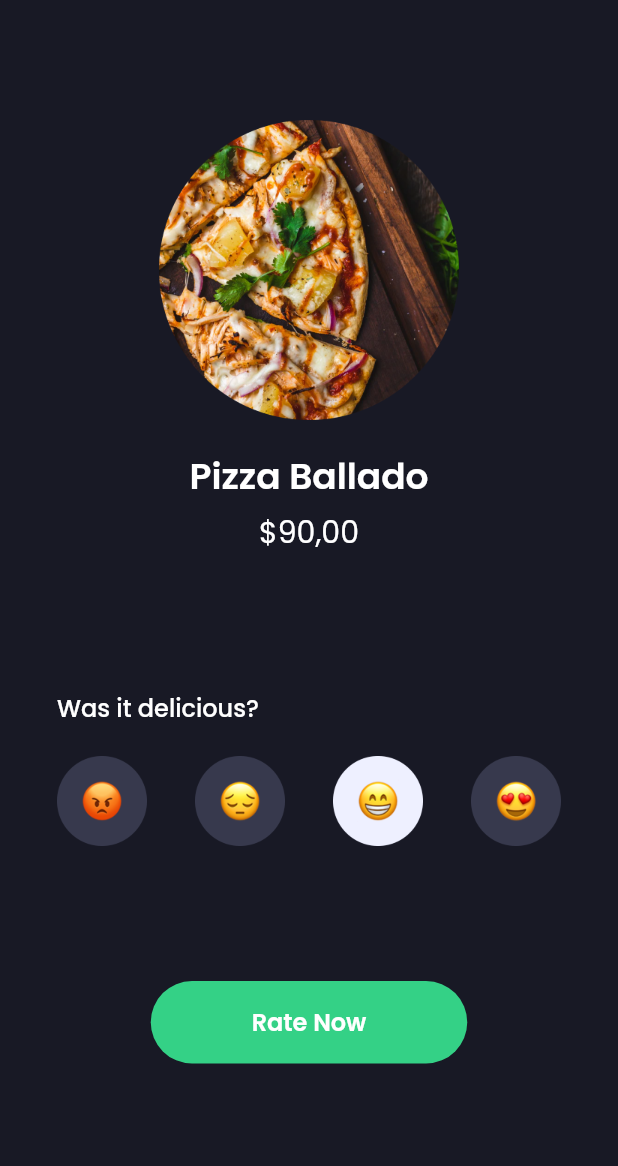
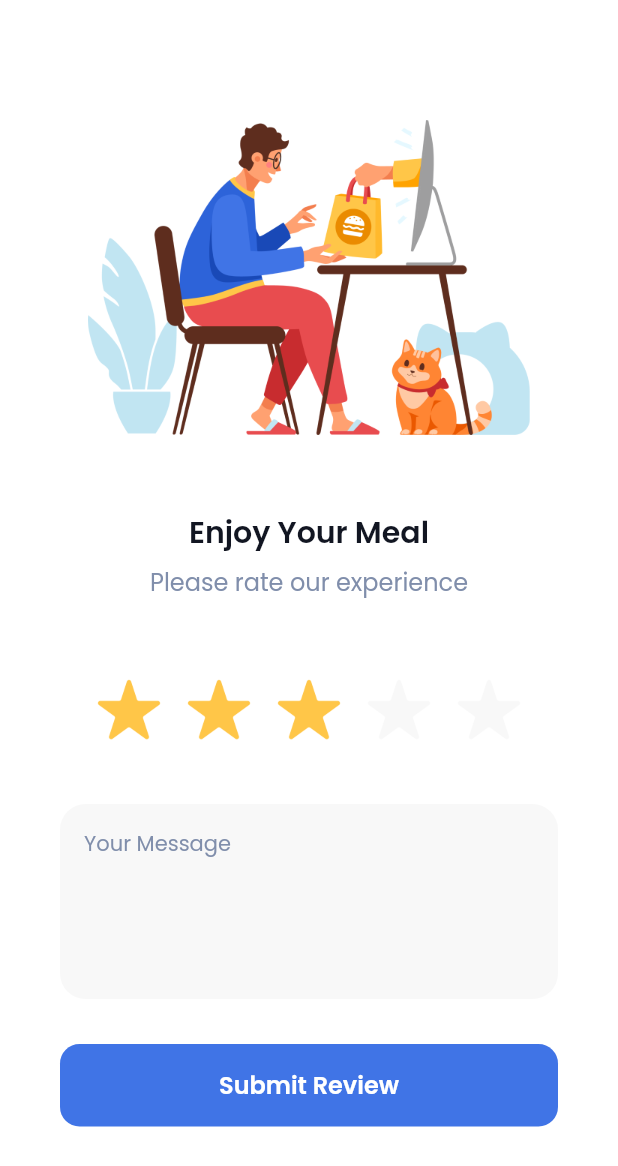
Before and after one commit to irmanyazid/sevendays, a Flutter app: the screen it shows after launch, on a phone screen of 412 x 824 dp. Shown: the top 1166 px of the screen. Run offline on Flutter 3.47's test engine with Material 2 defaults, Android fonts, the phone set to English and light mode, and no system bars; our stand-ins replace google_fonts.

Commit message:
update main and add second_rating page and slicing figma

```diff
--- a/lib/main.dart
+++ b/lib/main.dart
@@ -1,4 +1,4 @@
-import 'package:day1_splash_screen/pages/first_rating.dart';
+import 'package:day1_splash_screen/pages/second_rating.dart';
 import 'package:flutter/material.dart';
 
 void main() => runApp(const SevenDays());
@@ -10,7 +10,7 @@ class SevenDays extends StatelessWidget {
   Widget build(BuildContext context) {
     return const MaterialApp(
       debugShowCheckedModeBanner: false,
-      home: FirstRating(),
+      home: SecondRating(),
     );
   }
 }
--- /dev/null
+++ b/lib/pages/second_rating.dart
@@ -0,0 +1,83 @@
+import 'package:day1_splash_screen/widgets/theme.dart';
+import 'package:flutter/material.dart';
+
+class SecondRating extends StatelessWidget {
+  const SecondRating({super.key});
+
+  @override
+  Widget build(BuildContext context) {
+    return Scaffold(
+      backgroundColor: const Color(0xffFFFFFF),
+      body: Padding(
+        padding: const EdgeInsets.only(
+          top: 80,
+          left: 40,
+          right: 40,
+        ),
+        child: Center(
+          child: Column(
+            children: [
+              Image.asset(
+                'assets/office_illustration.png',
+                width: 295,
+                height: 210,
+              ),
+              const SizedBox(height: 50),
+              Text(
+                'Enjoy Your Meal',
+                style: firstTextStyle,
+              ),
+              const SizedBox(height: 6),
+              Text(
+                'Please rate our experience',
+                style: subTextStyle,
+              ),
+              const SizedBox(height: 50),
+              Image.asset(
+                'assets/stars.png',
+                width: 290,
+                height: 50,
+              ),
+              Container(
+                margin: const EdgeInsets.only(
+                  top: 36,
+                  bottom: 30,
+                ),
+                width: double.infinity,
+                height: 130,
+                decoration: BoxDecoration(
+                  color: const Color(0xffF8F8F8),
+                  borderRadius: BorderRadius.circular(17),
+                ),
+                child: Padding(
+                  padding: const EdgeInsets.only(
+                    top: 16,
+                    left: 16,
+                  ),
+                  child: Text(
+                    'Your Message',
+                    style: messageTextStyle,
+                  ),
+                ),
+              ),
+              Container(
+                width: double.infinity,
+                height: 55,
+                decoration: BoxDecoration(
+                  color: const Color(0xff4074E6),
+                  borderRadius: BorderRadius.circular(13),
+                ),
+                child: Align(
+                  child: Text(
+                    'Submit Review',
+                    style: rateTextStyle,
+                  ),
+                ),
+              ),
+            ],
+          ),
+        ),
+      ),
+    );
+  }
+}
```
